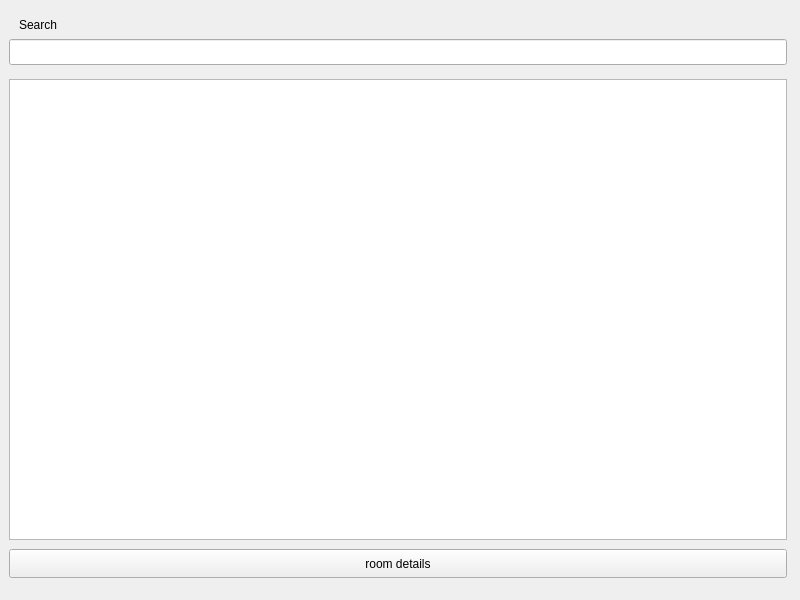
Before: the Qt Designer form hotel/roomswindow/roomswindow.ui in jgtim/itvitae-cpp-hotelrestaurantapplication, drawn with Qt 5.
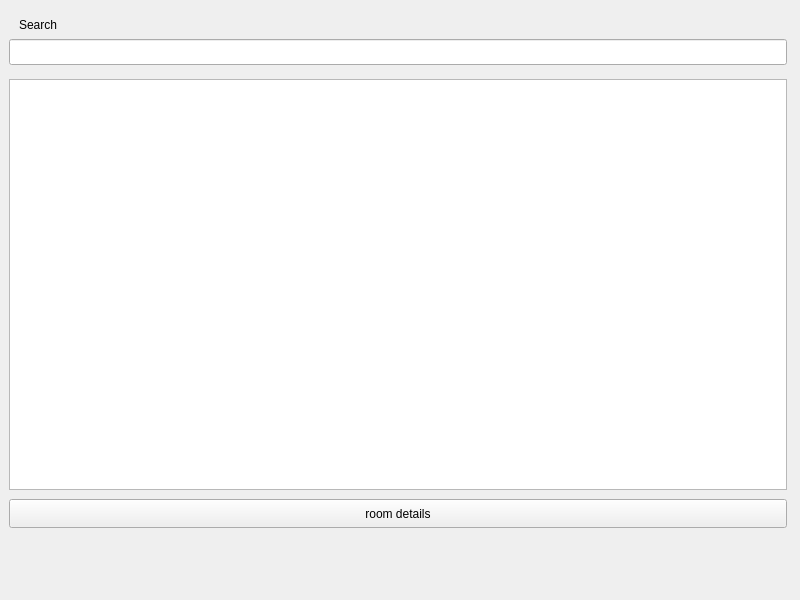
After: the same form once the commit is applied. The open tabs and pages were chosen to show the change.

Commit message: made it possible to revert changes, though saving still needs to be implemented

```diff
--- a/hotel/roomswindow/roomswindow.ui
+++ b/hotel/roomswindow/roomswindow.ui
@@ -25,7 +25,7 @@
         <property name="geometry">
          <rect>
           <x>0</x>
-          <y>540</y>
+          <y>490</y>
           <width>778</width>
           <height>29</height>
          </rect>
@@ -63,7 +63,7 @@
           <x>0</x>
           <y>70</y>
           <width>778</width>
-          <height>461</height>
+          <height>411</height>
          </rect>
         </property>
        </widget>
```
Left out of the diff: 2 changed lines with no effect on the pictures. The commit also changes 2 other files.
